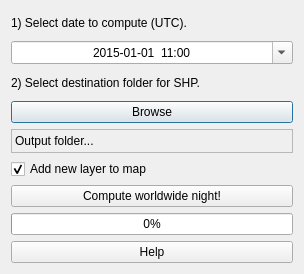
First picture: the form in worldwidenight_dialog_base.ui, repository cayetanobv/QGIS-Plugin-worldwide-night, before the edit.
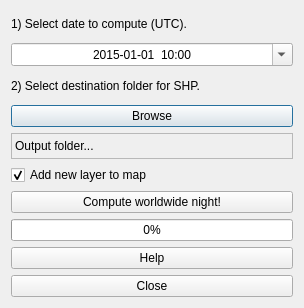
Second picture: the form after the edit.

Commit message: close button added

What changed in the file:
```diff
--- a/worldwidenight_dialog_base.ui
+++ b/worldwidenight_dialog_base.ui
@@ -7,28 +7,28 @@
     <x>0</x>
     <y>0</y>
     <width>304</width>
-    <height>274</height>
+    <height>308</height>
    </rect>
   </property>
   <property name="windowTitle">
    <string>Worldwide night</string>
   </property>
-  <layout class="QVBoxLayout" name="verticalLayout">
-   <item>
+  <layout class="QGridLayout" name="gridLayout">
+   <item row="0" column="0">
     <widget class="QLabel" name="labelDate">
      <property name="text">
       <string>1) Select date to compute (UTC).</string>
      </property>
     </widget>
    </item>
-   <item>
+   <item row="1" column="0">
     <widget class="QDateTimeEdit" name="dateTimeEdit">
      <property name="alignment">
       <set>Qt::AlignCenter</set>
      </property>
      <property name="dateTime">
       <datetime>
-       <hour>11</hour>
+       <hour>10</hour>
        <minute>0</minute>
        <second>0</second>
        <year>2015</year>
@@ -45,7 +45,7 @@
      </property>
      <property name="time">
       <time>
-       <hour>11</hour>
+       <hour>10</hour>
        <minute>0</minute>
        <second>0</second>
       </time>
@@ -64,21 +64,21 @@
      </property>
     </widget>
    </item>
-   <item>
+   <item row="2" column="0">
     <widget class="QLabel" name="labelOutput">
      <property name="text">
       <string>2) Select destination folder for SHP.</string>
      </property>
     </widget>
    </item>
-   <item>
+   <item row="3" column="0">
     <widget class="QPushButton" name="outputButton">
      <property name="text">
       <string>Browse</string>
      </property>
     </widget>
    </item>
-   <item>
+   <item row="4" column="0">
     <widget class="QLabel" name="labelOutputPath">
      <property name="frameShape">
       <enum>QFrame::StyledPanel</enum>
@@ -88,7 +88,7 @@
      </property>
     </widget>
    </item>
-   <item>
+   <item row="5" column="0">
     <widget class="QCheckBox" name="addLayerCheckBox">
      <property name="text">
       <string>Add new layer to map</string>
@@ -98,27 +98,34 @@
      </property>
     </widget>
    </item>
-   <item>
+   <item row="6" column="0">
     <widget class="QPushButton" name="computeButton">
      <property name="text">
       <string>Compute worldwide night!</string>
      </property>
     </widget>
    </item>
-   <item>
+   <item row="7" column="0">
     <widget class="QProgressBar" name="progressBar">
      <property name="value">
       <number>0</number>
      </property>
     </widget>
    </item>
-   <item>
+   <item row="8" column="0">
     <widget class="QPushButton" name="helpButton">
      <property name="text">
       <string>Help</string>
      </property>
     </widget>
    </item>
+   <item row="9" column="0">
+    <widget class="QPushButton" name="closeButton">
+     <property name="text">
+      <string>Close</string>
+     </property>
+    </widget>
+   </item>
   </layout>
  </widget>
  <resources/>
```
The commit also changes 1 other file.
